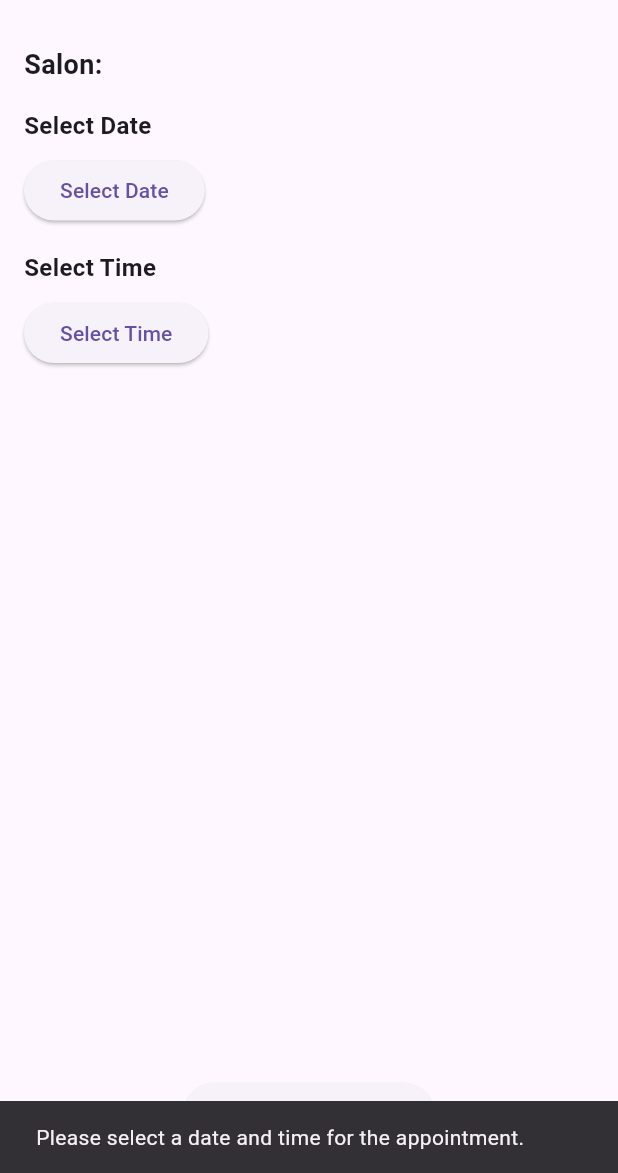
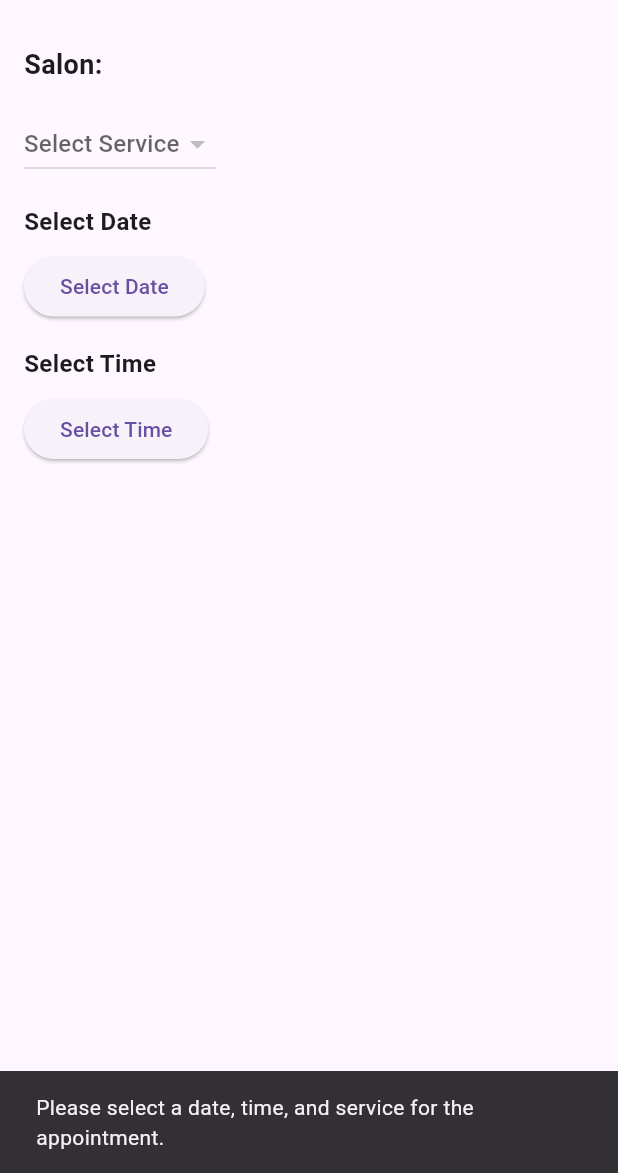
Before and after one commit to Udaychandra2356/Quick_salon, a Flutter app: the BookAppointmentPage screen opened directly with empty values, after a tap on "Book Appointment", on a phone screen of 412 x 824 dp, the part 63-1236 px from its top. Run offline on Flutter 3.47's test engine with Material 3 defaults, Android fonts, the phone set to English and light mode, and no system bars; our stand-ins replace cloud_firestore, firebase_auth, firebase_core, fluttertoast, geocoding, geolocator; missing offline and left inert: firebase_ui_auth; accounts and stored records are empty.

Commit message:
add service to appointment, salon details pages

```diff
--- a/assignment_project/lib/appointment_page.dart
+++ b/assignment_project/lib/appointment_page.dart
@@ -91,6 +91,9 @@ class _AppointmentsPageState extends State<AppointmentsPage> {
             final salonId = appointmentData['salonId'];
             final timestamp = appointmentData['dateTime'] as Timestamp?;
             final dateTime = timestamp?.toDate();
+            final service = appointmentData['service'] ?? 'No service selected';
+            final price = appointmentData['price'] ?? 'No price set';
+            final appointmentId = appointmentDoc.id;
 
             return ListTile(
               title: FutureBuilder<DocumentSnapshot>(
@@ -116,6 +119,9 @@ class _AppointmentsPageState extends State<AppointmentsPage> {
                     children: [
                       Text(salonName),
                       Text(formattedDate),
+                      Text('Service: $service'),
+                      Text('Price: $price'),
+                      Text('Appointment ID: $appointmentId'),
                     ],
                   );
                 },
--- a/assignment_project/lib/booking_appointment_page.dart
+++ b/assignment_project/lib/booking_appointment_page.dart
@@ -1,7 +1,6 @@
 import 'package:flutter/material.dart';
 import 'package:cloud_firestore/cloud_firestore.dart';
 import 'package:firebase_auth/firebase_auth.dart';
-import 'package:intl/intl.dart';
 
 class CustomTimePickerDialog extends StatelessWidget {
   final ValueChanged<TimeOfDay> onTimeSelected;
@@ -47,6 +46,7 @@ class BookAppointmentPage extends StatefulWidget {
 class _BookAppointmentPageState extends State<BookAppointmentPage> {
   DateTime? selectedDate;
   TimeOfDay? selectedTime;
+  Map<String, dynamic>? selectedService;
 
   Future<void> _selectDate(BuildContext context) async {
     final DateTime? pickedDate = await showDatePicker(
@@ -79,10 +79,13 @@ class _BookAppointmentPageState extends State<BookAppointmentPage> {
   }
 
   Future<void> _bookAppointment() async {
-    if (selectedDate == null || selectedTime == null) {
+    if (selectedDate == null ||
+        selectedTime == null ||
+        selectedService == null) {
       ScaffoldMessenger.of(context).showSnackBar(
         const SnackBar(
-          content: Text('Please select a date and time for the appointment.'),
+          content: Text(
+              'Please select a date, time, and service for the appointment.'),
         ),
       );
       return;
@@ -137,6 +140,8 @@ class _BookAppointmentPageState extends State<BookAppointmentPage> {
       'salonId': widget.salon['id'],
       'dateTime': Timestamp.fromDate(appointmentDateTime),
       'userId': user.uid,
+      'service': selectedService!['name'], // Including selected service name
+      'price': selectedService!['price'] // Including selected service price
     };
 
     final appointmentRef =
@@ -158,6 +163,10 @@ class _BookAppointmentPageState extends State<BookAppointmentPage> {
 
   @override
   Widget build(BuildContext context) {
+    // Assuming 'services' is an array of maps each containing 'name' and 'prices'
+    final List<Map<String, dynamic>> services =
+        List<Map<String, dynamic>>.from(widget.salon['services'] ?? []);
+
     return Scaffold(
       appBar: AppBar(
         title: const Text('Book Appointment'),
@@ -170,6 +179,24 @@ class _BookAppointmentPageState extends State<BookAppointmentPage> {
             Text(
               'Salon: ${widget.salon['name']}',
               style: TextStyle(fontSize: 18, fontWeight: FontWeight.bold),
+            ),
+            const SizedBox(height: 16),
+            DropdownButton<Map<String, dynamic>>(
+              value: selectedService,
+              hint: const Text("Select Service"),
+              onChanged: (Map<String, dynamic>? newValue) {
+                setState(() {
+                  selectedService = newValue;
+                });
+              },
+              items: services.map<DropdownMenuItem<Map<String, dynamic>>>(
+                  (Map<String, dynamic> service) {
+                return DropdownMenuItem<Map<String, dynamic>>(
+                  value: service,
+                  child: Text(
+                      "${service['name'].toString()} - \$${service['price'].toString()}"),
+                );
+              }).toList(),
             ),
             const SizedBox(height: 16),
             const Text(
--- a/assignment_project/lib/salon_detail.dart
+++ b/assignment_project/lib/salon_detail.dart
@@ -27,7 +27,7 @@ class SalonDetailsPage extends StatelessWidget {
           child: Column(
             crossAxisAlignment: CrossAxisAlignment.start,
             children: [
-              // Displaying salon location
+              // Display salon location
               const Text(
                 'Location:',
                 style: TextStyle(fontSize: 18, fontWeight: FontWeight.bold),
@@ -36,7 +36,7 @@ class SalonDetailsPage extends StatelessWidget {
               Text(salon['locationName']),
               const SizedBox(height: 8),
 
-              // Displaying salon address
+              // Display salon address
               const Text(
                 'Address:',
                 style: TextStyle(fontSize: 18, fontWeight: FontWeight.bold),
@@ -45,7 +45,6 @@ class SalonDetailsPage extends StatelessWidget {
               Text(salon['address']),
               const SizedBox(height: 16),
 
-              // Displaying salon rating
               const Text(
                 'Rating:',
                 style: TextStyle(fontSize: 18, fontWeight: FontWeight.bold),
@@ -54,14 +53,12 @@ class SalonDetailsPage extends StatelessWidget {
               Text('${salon['rating']}'),
               const SizedBox(height: 16),
 
-              // Displaying services offered
               const Text(
                 'Services Offered:',
                 style: TextStyle(fontSize: 18, fontWeight: FontWeight.bold),
               ),
               const SizedBox(height: 8),
 
-              // If the services key is available and has data, list them
               salon.containsKey('services') && salon['services'] is List
                   ? ListView.builder(
                       shrinkWrap: true,
@@ -74,9 +71,8 @@ class SalonDetailsPage extends StatelessWidget {
                           child: Row(
                             mainAxisAlignment: MainAxisAlignment.spaceBetween,
                             children: [
-                              Text(service['name']), // Name of the service
-                              Text(
-                                  "\$${service['price']}"), // Price of the service
+                              Text(service['name']),
+                              Text("\$${service['price']}"),
                             ],
                           ),
                         );
@@ -84,10 +80,8 @@ class SalonDetailsPage extends StatelessWidget {
                     )
                   : const Text("No services listed."),
 
-              // Adding a spacer to push the button to the bottom of the column
               const SizedBox(height: 30),
 
-              // "Book an Appointment" button
               Center(
                 child: ElevatedButton(
                   onPressed: () => _onBookAppointment(context),
```
Also changed, not shown: assignment_project/lib/firebase_options.dart.
